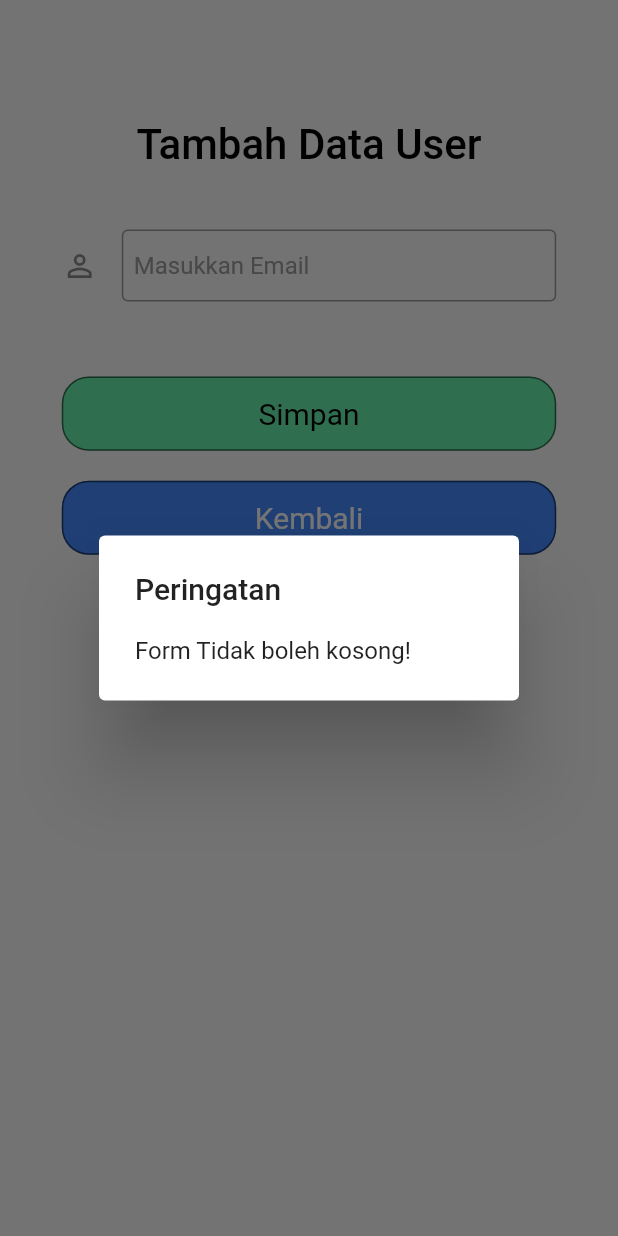
After one commit to Baguspanji/gym_galaxy, a Flutter app: the AddUser screen opened directly, after a tap on "Simpan", on a phone screen of 412 x 824 dp. The commit adds this screen. Run offline on Flutter 3.47's test engine with Material 2 defaults, Android fonts, the phone set to English and light mode, and no system bars; our stand-ins replace bottom_navy_bar, date_time_picker, firebase_auth, firebase_core, firebase_database, firebase_storage and 4 more; missing offline and left inert: dart:ffi, format_indonesia; accounts and stored records are empty.

Commit message:
add user

```diff
--- a/lib/src/app.dart
+++ b/lib/src/app.dart
@@ -9,7 +9,7 @@ class MyApp extends StatelessWidget {
   @override
   Widget build(BuildContext context) {
     return MaterialApp(
-      title: 'Flutter Demo',
+      title: 'Gym Galaxy',
       debugShowCheckedModeBanner: false,
       theme: ThemeData(
         primarySwatch: Colors.blue,
--- a/lib/src/models/getUsers.dart
+++ b/lib/src/models/getUsers.dart
@@ -3,21 +3,26 @@ import 'package:firebase_database/firebase_database.dart';
 class GetUsers {
   String _uid;
   String _email;
+  String _role;
 
   GetUsers(
     this._uid,
     this._email,
+    this._role,
   );
 
   GetUsers.map(dynamic obj) {
     this._email = obj['email'];
+    this._role = obj['role'];
   }
 
   String get uid => _uid;
   String get email => _email;
+  String get role => _role;
 
   GetUsers.fromSnapshot(DataSnapshot snapshot) {
     _uid = snapshot.key;
     _email = snapshot.value['email'];
+    _role = snapshot.value['role'];
   }
 }
--- /dev/null
+++ b/lib/src/ui/addUser.dart
@@ -0,0 +1,164 @@
+import 'dart:io';
+
+import 'package:firebase_database/firebase_database.dart';
+import 'package:flutter/material.dart';
+import 'package:date_time_picker/date_time_picker.dart';
+import 'package:format_indonesia/format_indonesia.dart';
+import 'package:gym_galaxy/firebase/storage.dart';
+import 'package:image_picker/image_picker.dart';
+
+class AddUser extends StatefulWidget {
+  AddUser({Key key}) : super(key: key);
+
+  @override
+  _AddUserState createState() => _AddUserState();
+}
+
+class _AddUserState extends State<AddUser> {
+  final databaseReference = FirebaseDatabase.instance.reference();
+
+  TextEditingController _email = new TextEditingController();
+
+  TextStyle _style(Color color, double size, FontWeight weight) {
+    return TextStyle(
+      color: color,
+      fontSize: size,
+      fontWeight: weight,
+    );
+  }
+
+  void _onAdd(context) async {
+    if (_email.text == "") {
+      showAlertDialog(context);
+    } else {
+      databaseReference.child("users").push().set(
+        {'email': _email.text, 'role': 'user'},
+      ).then((value) {
+        Navigator.of(context).pop();
+      });
+    }
+    // print(_tanggalDari.text);
+    // print(_tanggalSampai.text);
+  }
+
+  @override
+  Widget build(BuildContext context) {
+    Size size = MediaQuery.of(context).size;
+    return Scaffold(
+      resizeToAvoidBottomInset: false,
+      body: Container(
+        alignment: Alignment.center,
+        child: Column(
+          children: [
+            SizedBox(height: 80),
+            Text(
+              'Tambah Data User',
+              style: _style(
+                Colors.black,
+                28,
+                FontWeight.w500,
+              ),
+            ),
+            SizedBox(height: 40),
+            buildInput(
+                size, _email, Icons.person_outline_outlined, 'Masukkan Email'),
+            SizedBox(height: 40),
+            InkWell(
+              onTap: () {
+                _onAdd(context);
+              },
+              child: Container(
+                width: size.width * 0.8,
+                height: size.height * 0.06,
+                alignment: Alignment.center,
+                decoration: BoxDecoration(
+                    color: Colors.greenAccent,
+                    border: Border.all(
+                      width: 1,
+                      color: Colors.black54,
+                    ),
+                    borderRadius: BorderRadius.circular(18)),
+                child: Text(
+                  "Simpan",
+                  style: TextStyle(fontSize: 20.0, color: Colors.black),
+                ),
+              ),
+            ),
+            SizedBox(height: 20),
+            InkWell(
+              onTap: () {
+                Navigator.of(context).pop();
+              },
+              child: Container(
+                width: size.width * 0.8,
+                height: size.height * 0.06,
+                alignment: Alignment.center,
+                decoration: BoxDecoration(
+                    color: Colors.blueAccent,
+                    border: Border.all(
+                      width: 1,
+                      color: Colors.black54,
+                    ),
+                    borderRadius: BorderRadius.circular(18)),
+                child: Text(
+                  "Kembali",
+                  style: TextStyle(fontSize: 20.0, color: Colors.white),
+                ),
+              ),
+            ),
+          ],
+        ),
+      ),
+    );
+  }
+
+  Container buildInput(
+    Size size,
+    TextEditingController controller,
+    IconData icon,
+    String placeholder,
+  ) {
+    return Container(
+      width: size.width * 0.8,
+      margin: EdgeInsets.only(bottom: 10),
+      child: TextField(
+        controller: controller,
+        textAlign: TextAlign.left,
+        decoration: InputDecoration(
+          contentPadding: EdgeInsets.all(8),
+          icon: Icon(icon),
+          border: OutlineInputBorder(),
+          hintText: placeholder,
+          hintStyle: TextStyle(color: Colors.grey),
+        ),
+      ),
+    );
+  }
+
+  showAlertDialog(BuildContext context) {
+    // set up the button
+    Widget okButton = FlatButton(
+      child: Text("OK"),
+      onPressed: () {
+        return;
+      },
+    );
+
+    // set up the AlertDialog
+    AlertDialog alert = AlertDialog(
+      title: Text("Peringatan"),
+      content: Text("Form Tidak boleh kosong!"),
+      // actions: [
+      //   okButton,
+      // ],
+    );
+
+    // show the dialog
+    showDialog(
+      context: context,
+      builder: (BuildContext context) {
+        return alert;
+      },
+    );
+  }
+}
--- a/lib/src/ui/login.dart
+++ b/lib/src/ui/login.dart
@@ -54,11 +54,14 @@ class _LoginPageState extends State<LoginPage> {
   void _cekSignIn() async {
     await Firebase.initializeApp();
     FirebaseAuth.instance.authStateChanges().listen((User user) async {
-      setNama(user.displayName);
-      setEmail(user.email);
-      setFoto(user.photoURL);
-      _users.forEach((e) {
-        if (e.email.contains(user.email)) isUserSignedIn = true;
+      await setNama(user.displayName);
+      await setEmail(user.email);
+      await setFoto(user.photoURL);
+      _users.forEach((e) async {
+        if (e.email.contains(user.email)) {
+          isUserSignedIn = true;
+          await setRole(e.role);
+        }
       });
       if (isUserSignedIn) {
         Navigator.pushReplacement(context,
```
Also changed, not shown: lib/src/shared/preference.dart (+17 -0 lines), lib/src/ui/user.dart (+29 -1 lines).
